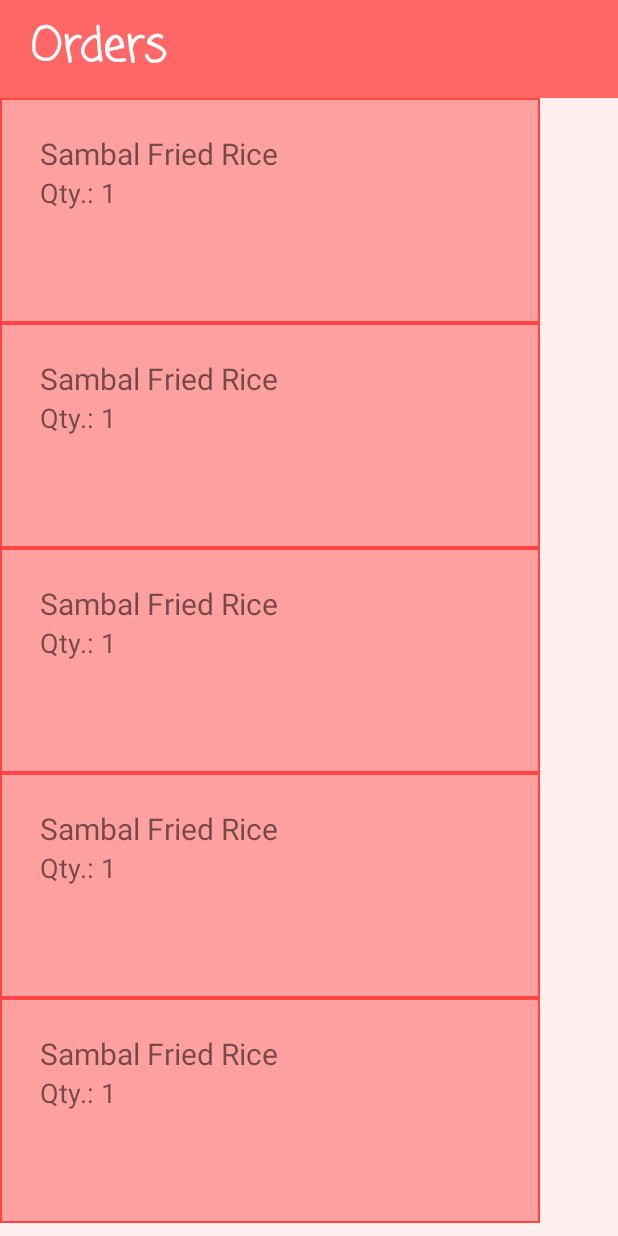
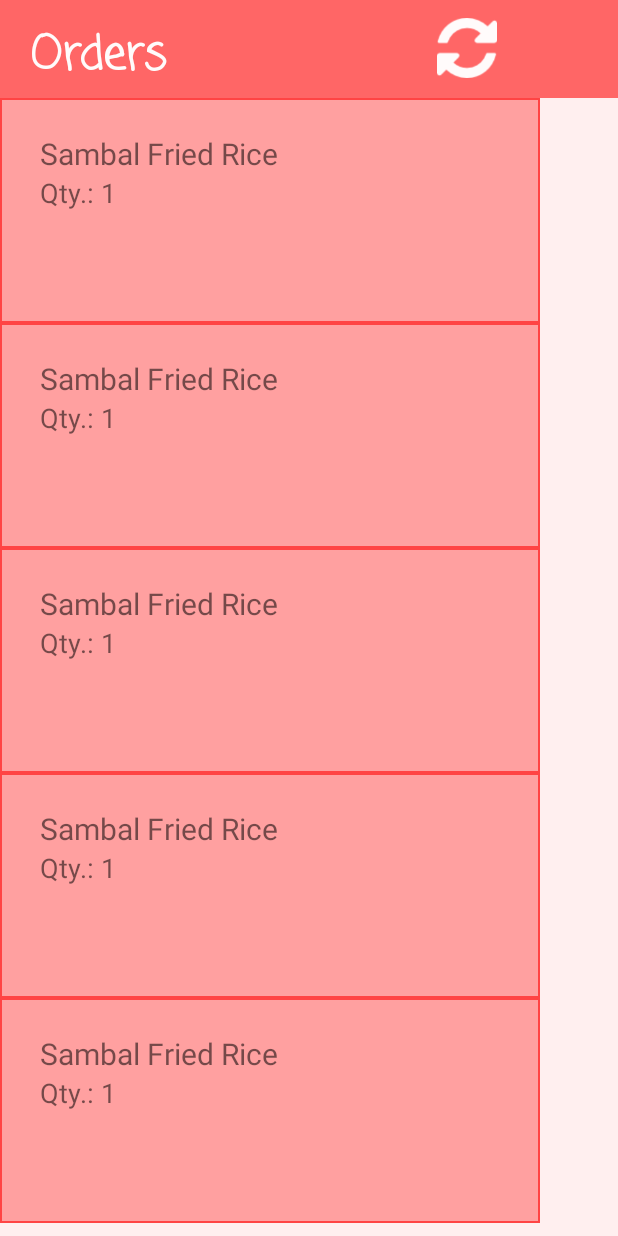
Before and after one commit to shelinals/caNTU_db, an Android app: the OwnerActivity screen opened directly, with no data from a screen before it, on a phone screen of 412 x 824 dp. Run offline under Robolectric (Android 15) with nearby library versions, the phone set to English and light mode, and no system bars.

Commit message:
Added refresh button on owner's order

```diff
--- a/app/src/main/java/com/root/cz3002/cantu/OwnerActivity.java
+++ b/app/src/main/java/com/root/cz3002/cantu/OwnerActivity.java
@@ -49,7 +49,7 @@ public class OwnerActivity extends AppCompatActivity {
         LayoutInflater inflater = (LayoutInflater) this.getSystemService(LAYOUT_INFLATER_SERVICE);
         list = (LinearLayout) inflater.inflate(R.layout.list_view, (ViewGroup) findViewById(R.id.list));
 
-        populateOrder();
+        populateOrder(null);
 
     }
     private boolean addNewItemInList(final LinearLayout list, final Order cur) {
@@ -95,7 +95,7 @@ public class OwnerActivity extends AppCompatActivity {
         return false;
     }
 
-    public void populateOrder() {
+    public void populateOrder(View v) {
         list.removeAllViews();
 
         //dummy, example for populating list
--- a/app/src/main/res/layout/activity_owner.xml
+++ b/app/src/main/res/layout/activity_owner.xml
@@ -14,6 +14,7 @@
             android:id="@+id/textView2"
             android:layout_width="wrap_content"
             android:layout_height="wrap_content"
+            android:layout_marginTop="30dp"
             android:layout_marginStart="20dp"
             android:fontFamily="casual"
             android:text="Orders"
@@ -22,6 +23,19 @@
             android:textStyle="bold"
             android:layout_centerVertical="true"
             android:layout_alignParentStart="true" />
+
+        <View
+            android:id="@+id/refresh"
+            android:tag="refresh"
+            android:onClick="populateOrder"
+            android:layout_width="40dp"
+            android:layout_height="40dp"
+            android:layout_toRightOf="@id/textView2"
+            android:layout_marginTop="12dp"
+            android:layout_marginLeft="200dp"
+            android:layout_marginStart="180dp"
+            android:background="@drawable/refresh" />
+
     </RelativeLayout>
     <ScrollView
         android:layout_width="wrap_content"
```
Also changed, not shown: app/src/main/res/drawable/refresh.png (added).
